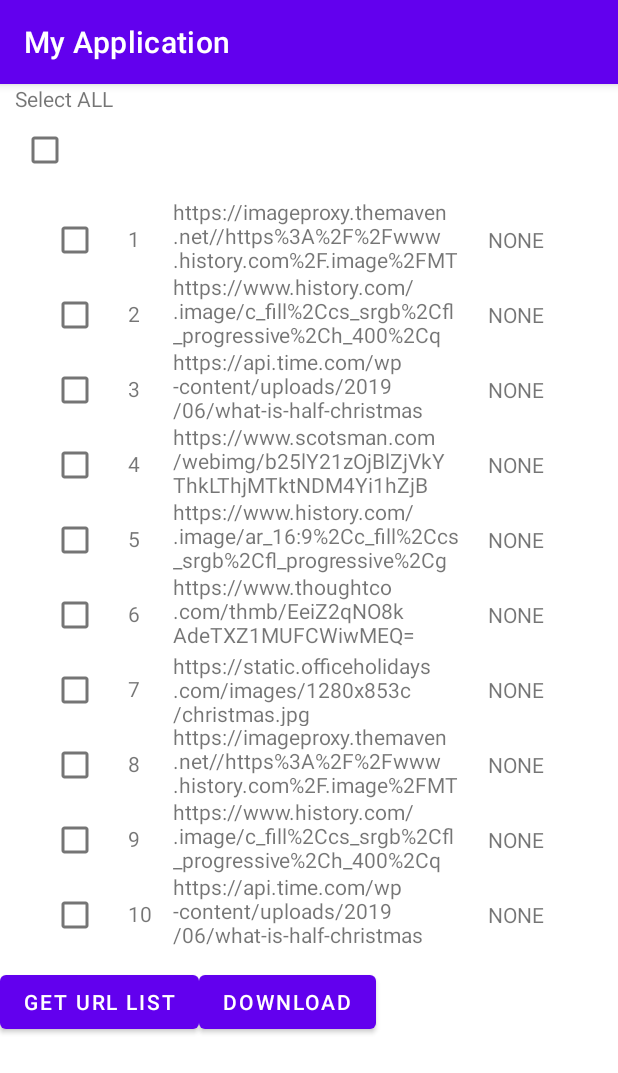
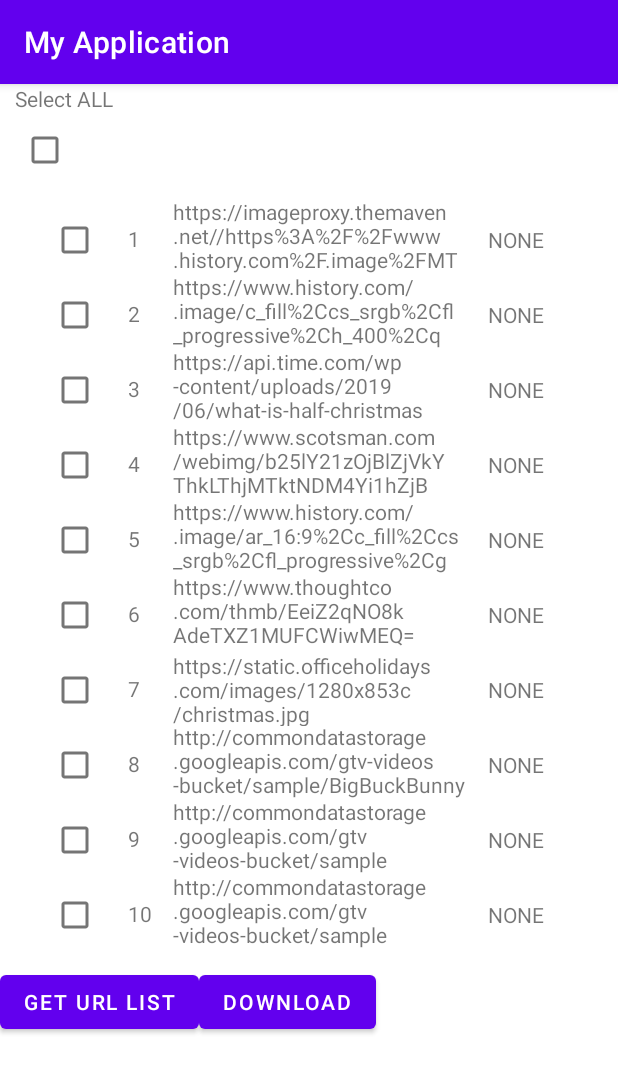
Before and after one commit to Kimmoonsu/DownloadManager, an Android app: the screen it shows after launch (MainActivity), after a tap on "GET URL LIST", on a phone screen of 412 x 824 dp. Shown: the top 1073 px of the screen. Run offline under Robolectric (Android 15) with nearby library versions, the phone set to English and light mode, and no system bars; our stand-ins replace data binding.

```diff
--- a/app/src/main/AndroidManifest.xml
+++ b/app/src/main/AndroidManifest.xml
@@ -14,6 +14,7 @@
         android:roundIcon="@mipmap/ic_launcher_round"
         android:supportsRtl="true"
         android:theme="@style/Theme.MyApplication"
+        android:networkSecurityConfig="@xml/network_security_configuration"
         android:requestLegacyExternalStorage="true">
         <activity android:name=".ui.MainActivity">
             <intent-filter>
--- a/app/src/main/java/com/naver/downloadmanager/common/util/Utils.java
+++ b/app/src/main/java/com/naver/downloadmanager/common/util/Utils.java
@@ -8,6 +8,7 @@
 import com.google.gson.reflect.TypeToken;
 import com.naver.downloadmanager.data.datasource.URLData;
 
+import java.util.ArrayList;
 import java.util.List;
 
 public class Utils {
@@ -33,4 +34,29 @@
         List<URLData> urls = gson.fromJson(data, new TypeToken<List<URLData>>(){}.getType());
         return urls;
     }
+
+    public static List<URLData> initData() {
+        List<URLData> urls = new ArrayList<>();
+        String urlData[] = {
+                "https://imageproxy.themaven.net//https%3A%2F%2Fwww.history.com%2F.image%2FMTY4OTA4MzI0ODc4NjkwMDAw%2Fchristmas-tree-gettyimages-1072744106.jpg",
+                "https://www.history.com/.image/c_fill%2Ccs_srgb%2Cfl_progressive%2Ch_400%2Cq_auto:good%2Cw_620/MTY4ODE4ODA4MzY1MDAwNDY1/christmas-gettyimages-184652817.jpg",
+                "https://api.time.com/wp-content/uploads/2019/06/what-is-half-christmas-workaholics.jpg",
+                "https://www.scotsman.com/webimg/b25lY21zOjBlZjVkYThkLThjMTktNDM4Yi1hZjBhLTk2MWM3MTMyZDVlZjo4ZjhmMzY0MC1jYzBiLTQ2ZTYtOWUwMi05YmU3MTdkMTRhYjQ=.jpg",
+                "https://www.history.com/.image/ar_16:9%2Cc_fill%2Ccs_srgb%2Cfl_progressive%2Cg_faces:center%2Cq_auto:good%2Cw_768/MTY5MDk1ODMyOTUwNTQ4MzYy/american-christmas-traditions-gettyimages-487756624.jpg",
+                "https://www.thoughtco.com/thmb/EeiZ2qNO8kAdeTXZ1MUFCWiwMEQ=/1885x1414/smart/filters:no_upscale()/close-up-of-christmas-tree-898733426-5c79da8a46e0fb00018bd7fb.jpg",
+                "https://static.officeholidays.com/images/1280x853c/christmas.jpg",
+                "http://commondatastorage.googleapis.com/gtv-videos-bucket/sample/BigBuckBunny.mp4",
+                "http://commondatastorage.googleapis.com/gtv-videos-bucket/sample/ElephantsDream.mp4",
+                "http://commondatastorage.googleapis.com/gtv-videos-bucket/sample/ForBiggerBlazes.mp4",
+                "http://commondatastorage.googleapis.com/gtv-videos-bucket/sample/ForBiggerEscapes.mp4",
+                "http://commondatastorage.googleapis.com/gtv-videos-bucket/sample/ForBiggerFun.mp4",
+                "http://commondatastorage.googleapis.com/gtv-videos-bucket/sample/ForBiggerJoyrides.mp4",
+                "http://commondatastorage.googleapis.com/gtv-videos-bucket/sample/ForBiggerMeltdowns.mp4",
+                "http://commondatastorage.googleapis.com/gtv-videos-bucket/sample/Sintel.mp4"
+        };
+        for (int i = 0; i < urlData.length; i++) {
+            urls.add(new URLData((i+1), urlData[i]));
+        }
+        return urls;
+    }
 }
--- a/app/src/main/java/com/naver/downloadmanager/ui/MainActivity.java
+++ b/app/src/main/java/com/naver/downloadmanager/ui/MainActivity.java
@@ -145,37 +145,9 @@
             }
             Toast.makeText(mContext, "Network has not connected", Toast.LENGTH_SHORT).show();
         } else if (id == R.id.url_button) {
-            List<URLData> mUrls = new ArrayList<>();
-            mUrls.add(new URLData(1, "https://imageproxy.themaven.net//https%3A%2F%2Fwww.history.com%2F.image%2FMTY4OTA4MzI0ODc4NjkwMDAw%2Fchristmas-tree-gettyimages-1072744106.jpg"));
-            mUrls.add(new URLData(2, "https://www.history.com/.image/c_fill%2Ccs_srgb%2Cfl_progressive%2Ch_400%2Cq_auto:good%2Cw_620/MTY4ODE4ODA4MzY1MDAwNDY1/christmas-gettyimages-184652817.jpg"));
-            mUrls.add(new URLData(3, "https://api.time.com/wp-content/uploads/2019/06/what-is-half-christmas-workaholics.jpg"));
-            mUrls.add(new URLData(4, "https://www.scotsman.com/webimg/b25lY21zOjBlZjVkYThkLThjMTktNDM4Yi1hZjBhLTk2MWM3MTMyZDVlZjo4ZjhmMzY0MC1jYzBiLTQ2ZTYtOWUwMi05YmU3MTdkMTRhYjQ=.jpg"));
-            mUrls.add(new URLData(5, "https://www.history.com/.image/ar_16:9%2Cc_fill%2Ccs_srgb%2Cfl_progressive%2Cg_faces:center%2Cq_auto:good%2Cw_768/MTY5MDk1ODMyOTUwNTQ4MzYy/american-christmas-traditions-gettyimages-487756624.jpg"));
-            mUrls.add(new URLData(6, "https://www.thoughtco.com/thmb/EeiZ2qNO8kAdeTXZ1MUFCWiwMEQ=/1885x1414/smart/filters:no_upscale()/close-up-of-christmas-tree-898733426-5c79da8a46e0fb00018bd7fb.jpg"));
-            mUrls.add(new URLData(7, "https://static.officeholidays.com/images/1280x853c/christmas.jpg"));
-            mUrls.add(new URLData(8, "https://imageproxy.themaven.net//https%3A%2F%2Fwww.history.com%2F.image%2FMTY4OTA4MzI0ODc4NjkwMDAw%2Fchristmas-tree-gettyimages-1072744106.jpg"));
-            mUrls.add(new URLData(9, "https://www.history.com/.image/c_fill%2Ccs_srgb%2Cfl_progressive%2Ch_400%2Cq_auto:good%2Cw_620/MTY4ODE4ODA4MzY1MDAwNDY1/christmas-gettyimages-184652817.jpg"));
-            mUrls.add(new URLData(10, "https://api.time.com/wp-content/uploads/2019/06/what-is-half-christmas-workaholics.jpg"));
-            mUrls.add(new URLData(11, "https://www.scotsman.com/webimg/b25lY21zOjBlZjVkYThkLThjMTktNDM4Yi1hZjBhLTk2MWM3MTMyZDVlZjo4ZjhmMzY0MC1jYzBiLTQ2ZTYtOWUwMi05YmU3MTdkMTRhYjQ=.jpg"));
-            mUrls.add(new URLData(12, "https://www.history.com/.image/ar_16:9%2Cc_fill%2Ccs_srgb%2Cfl_progressive%2Cg_faces:center%2Cq_auto:good%2Cw_768/MTY5MDk1ODMyOTUwNTQ4MzYy/american-christmas-traditions-gettyimages-487756624.jpg"));
-            mUrls.add(new URLData(13, "https://www.thoughtco.com/thmb/EeiZ2qNO8kAdeTXZ1MUFCWiwMEQ=/1885x1414/smart/filters:no_upscale()/close-up-of-christmas-tree-898733426-5c79da8a46e0fb00018bd7fb.jpg"));
-            mUrls.add(new URLData(14, "https://static.officeholidays.com/images/1280x853c/christmas.jpg"));
-            mUrls.add(new URLData(15, "https://imageproxy.themaven.net//https%3A%2F%2Fwww.history.com%2F.image%2FMTY4OTA4MzI0ODc4NjkwMDAw%2Fchristmas-tree-gettyimages-1072744106.jpg"));
-            mUrls.add(new URLData(16, "https://www.history.com/.image/c_fill%2Ccs_srgb%2Cfl_progressive%2Ch_400%2Cq_auto:good%2Cw_620/MTY4ODE4ODA4MzY1MDAwNDY1/christmas-gettyimages-184652817.jpg"));
-            mUrls.add(new URLData(17, "https://api.time.com/wp-content/uploads/2019/06/what-is-half-christmas-workaholics.jpg"));
-            mUrls.add(new URLData(18, "https://www.scotsman.com/webimg/b25lY21zOjBlZjVkYThkLThjMTktNDM4Yi1hZjBhLTk2MWM3MTMyZDVlZjo4ZjhmMzY0MC1jYzBiLTQ2ZTYtOWUwMi05YmU3MTdkMTRhYjQ=.jpg"));
-            mUrls.add(new URLData(19, "https://www.history.com/.image/ar_16:9%2Cc_fill%2Ccs_srgb%2Cfl_progressive%2Cg_faces:center%2Cq_auto:good%2Cw_768/MTY5MDk1ODMyOTUwNTQ4MzYy/american-christmas-traditions-gettyimages-487756624.jpg"));
-            mUrls.add(new URLData(20, "https://www.thoughtco.com/thmb/EeiZ2qNO8kAdeTXZ1MUFCWiwMEQ=/1885x1414/smart/filters:no_upscale()/close-up-of-christmas-tree-898733426-5c79da8a46e0fb00018bd7fb.jpg"));
-            mUrls.add(new URLData(21, "https://static.officeholidays.com/images/1280x853c/christmas.jpg"));
-            mUrls.add(new URLData(22, "https://imageproxy.themaven.net//https%3A%2F%2Fwww.history.com%2F.image%2FMTY4OTA4MzI0ODc4NjkwMDAw%2Fchristmas-tree-gettyimages-1072744106.jpg"));
-            mUrls.add(new URLData(23, "https://www.history.com/.image/c_fill%2Ccs_srgb%2Cfl_progressive%2Ch_400%2Cq_auto:good%2Cw_620/MTY4ODE4ODA4MzY1MDAwNDY1/christmas-gettyimages-184652817.jpg"));
-            mUrls.add(new URLData(24, "https://api.time.com/wp-content/uploads/2019/06/what-is-half-christmas-workaholics.jpg"));
-            mUrls.add(new URLData(25, "https://www.scotsman.com/webimg/b25lY21zOjBlZjVkYThkLThjMTktNDM4Yi1hZjBhLTk2MWM3MTMyZDVlZjo4ZjhmMzY0MC1jYzBiLTQ2ZTYtOWUwMi05YmU3MTdkMTRhYjQ=.jpg"));
-            mUrls.add(new URLData(26, "https://www.history.com/.image/ar_16:9%2Cc_fill%2Ccs_srgb%2Cfl_progressive%2Cg_faces:center%2Cq_auto:good%2Cw_768/MTY5MDk1ODMyOTUwNTQ4MzYy/american-christmas-traditions-gettyimages-487756624.jpg"));
-            mUrls.add(new URLData(27, "https://www.thoughtco.com/thmb/EeiZ2qNO8kAdeTXZ1MUFCWiwMEQ=/1885x1414/smart/filters:no_upscale()/close-up-of-christmas-tree-898733426-5c79da8a46e0fb00018bd7fb.jpg"));
-            mUrls.add(new URLData(28, "https://static.officeholidays.com/images/1280x853c/christmas.jpg"));
-            mUrlViewModel.addUrl(mUrls);
-            SharedPreferenceUtils.setData(mContext, Constant.URL_KEY, mUrls);
+            List<URLData> urls = Utils.initData();
+            mUrlViewModel.addUrl(urls);
+            SharedPreferenceUtils.setData(mContext, Constant.URL_KEY, urls);
         }
     }
 
--- a/app/src/main/res/values/strings.xml
+++ b/app/src/main/res/values/strings.xml
@@ -1,4 +1,6 @@
 <resources>
     <string name="app_name">My Application</string>
     <string name="id">id</string>
+    <string name="title_download">Download</string>
+    <string name="description_download">Downloading a file</string>
 </resources>
--- /dev/null
+++ b/app/src/main/res/xml/network_security_configuration.xml
@@ -0,0 +1,4 @@
+<?xml version="1.0" encoding="utf-8"?>
+<network-security-config>
+    <base-config cleartextTrafficPermitted="true"/>
+</network-security-config>
```
Also changed, not shown: app/src/main/java/com/naver/downloadmanager/common/util/DownloadUtils.java (+16 -35 lines).
